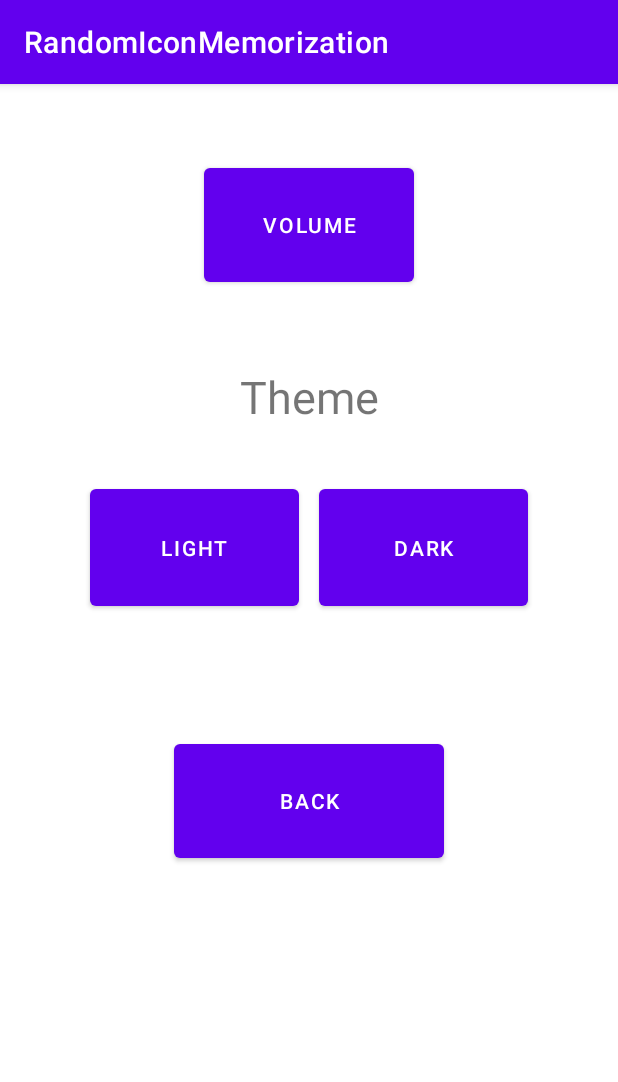
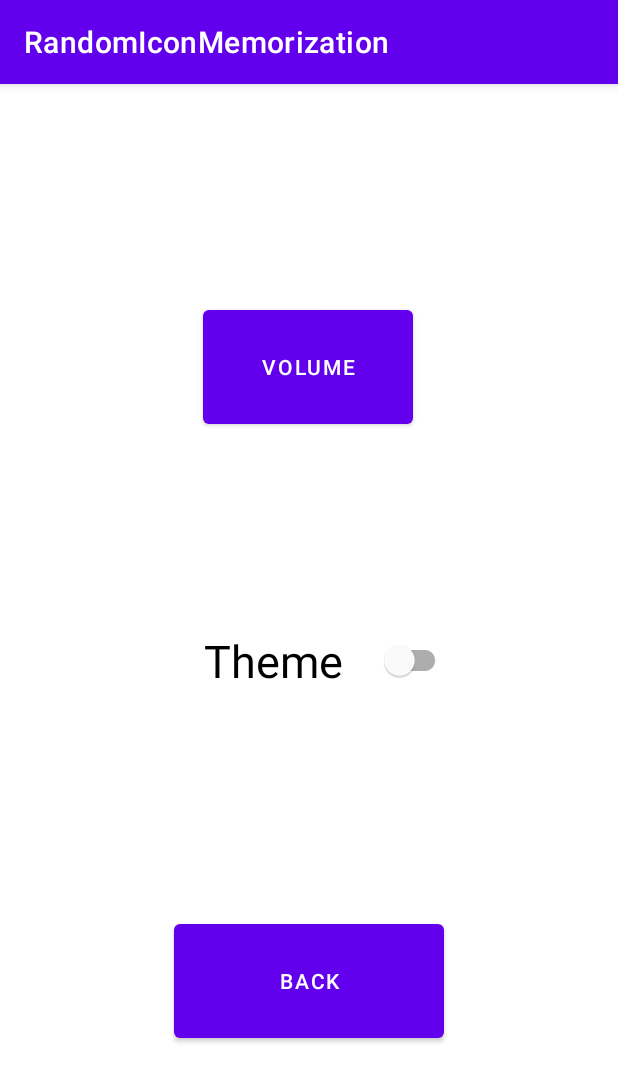
Before and after one commit to Kristio1232/CodingEntourage, an Android app: the SettingActivity screen opened directly, with no data from a screen before it, on a phone screen of 412 x 824 dp. Shown: the top 1082 px of the screen. Run offline under Robolectric (Android 15) with nearby library versions, the light colour scheme and no system bars.

Commit message:
Added Basic Theme Toggle
does not save between activity switches yet, working on implementing it still

```diff
--- a/RandomIconMemorization/app/src/main/java/com/example/randomiconmemorization/SettingActivity.java
+++ b/RandomIconMemorization/app/src/main/java/com/example/randomiconmemorization/SettingActivity.java
@@ -1,10 +1,16 @@
 package com.example.randomiconmemorization;
 
 import androidx.appcompat.app.AppCompatActivity;
+import androidx.appcompat.app.AppCompatDelegate;
 
 import android.content.Intent;
+import android.content.SharedPreferences;
 import android.os.Bundle;
 import android.view.View;
+import android.widget.Button;
+import android.widget.CompoundButton;
+
+import com.google.android.material.switchmaterial.SwitchMaterial;
 
 public class SettingActivity extends AppCompatActivity {
 
@@ -12,16 +18,20 @@ public class SettingActivity extends AppCompatActivity {
     protected void onCreate(Bundle savedInstanceState) {
         super.onCreate(savedInstanceState);
         setContentView(R.layout.activity_setting);
-    }
 
-    public void lightModeToggle(View v){
-        Intent intent = new Intent(this, MainActivity.class);
-        startActivity(intent);
-    }
+        SwitchMaterial switchBtn = findViewById(R.id.switchBtn);
 
-    public void darkModeToggle(View v){
-        Intent intent = new Intent(this, MainActivity.class);
-        startActivity(intent);
+        switchBtn.setOnCheckedChangeListener(new CompoundButton.OnCheckedChangeListener() {
+            @Override
+            public void onCheckedChanged(CompoundButton compoundButton, boolean isChecked) {
+                if (isChecked) {
+                    AppCompatDelegate.setDefaultNightMode(AppCompatDelegate.MODE_NIGHT_YES);
+                }
+                else{
+                    AppCompatDelegate.setDefaultNightMode(AppCompatDelegate.MODE_NIGHT_NO);
+                }
+            }
+        });
     }
 
     public void backButton(View v){
--- a/RandomIconMemorization/app/src/main/res/layout/activity_setting.xml
+++ b/RandomIconMemorization/app/src/main/res/layout/activity_setting.xml
@@ -10,54 +10,35 @@
         android:id="@+id/volume"
         android:layout_width="140dp"
         android:layout_height="88dp"
-        android:layout_marginTop="50dp"
         android:text="Volume"
+        app:layout_constraintBottom_toTopOf="@+id/switchBtn"
         app:layout_constraintEnd_toEndOf="parent"
+        app:layout_constraintHorizontal_bias="0.498"
         app:layout_constraintStart_toStartOf="parent"
-        app:layout_constraintTop_toTopOf="parent" />
-
-    <TextView
-        android:id="@+id/textView"
-        android:layout_width="162dp"
-        android:layout_height="46dp"
-        android:layout_marginTop="50dp"
-        android:text="Theme"
-        android:textAlignment="center"
-        android:textSize="30sp"
-        app:layout_constraintEnd_toEndOf="parent"
-        app:layout_constraintStart_toStartOf="parent"
-        app:layout_constraintTop_toBottomOf="@+id/volume" />
-
-    <Button
-        android:id="@+id/light"
-        android:layout_width="139dp"
-        android:layout_height="90dp"
-        android:layout_marginStart="60dp"
-        android:layout_marginTop="30dp"
-        android:onClick="lightModeToggle"
-        android:text="Light"
-        app:layout_constraintStart_toStartOf="parent"
-        app:layout_constraintTop_toBottomOf="@+id/textView" />
-
-    <Button
-        android:id="@+id/dark"
-        android:layout_width="139dp"
-        android:layout_height="90dp"
-        android:layout_marginTop="30dp"
-        android:layout_marginEnd="60dp"
-        android:onClick="darkModeToggle"
-        android:text="Dark"
-        app:layout_constraintEnd_toEndOf="parent"
-        app:layout_constraintTop_toBottomOf="@+id/textView" />
+        app:layout_constraintTop_toTopOf="parent"
+        app:layout_constraintVertical_bias="0.57" />
 
     <Button
         android:id="@+id/back"
         android:layout_width="180dp"
         android:layout_height="88dp"
-        android:layout_marginTop="80dp"
         android:onClick="backButton"
         android:text="Back"
+        app:layout_constraintBottom_toBottomOf="parent"
         app:layout_constraintEnd_toEndOf="parent"
         app:layout_constraintStart_toStartOf="parent"
-        app:layout_constraintTop_toBottomOf="@+id/dark" />
+        app:layout_constraintTop_toBottomOf="@+id/switchBtn" />
+
+    <com.google.android.material.switchmaterial.SwitchMaterial
+        android:id="@+id/switchBtn"
+        android:layout_width="189dp"
+        android:layout_height="86dp"
+        android:text="Theme"
+        android:textAlignment="center"
+        android:textSize="30sp"
+        app:layout_constraintBottom_toBottomOf="parent"
+        app:layout_constraintEnd_toEndOf="parent"
+        app:layout_constraintStart_toStartOf="parent"
+        app:layout_constraintTop_toTopOf="parent" />
+
 </androidx.constraintlayout.widget.ConstraintLayout>
```
